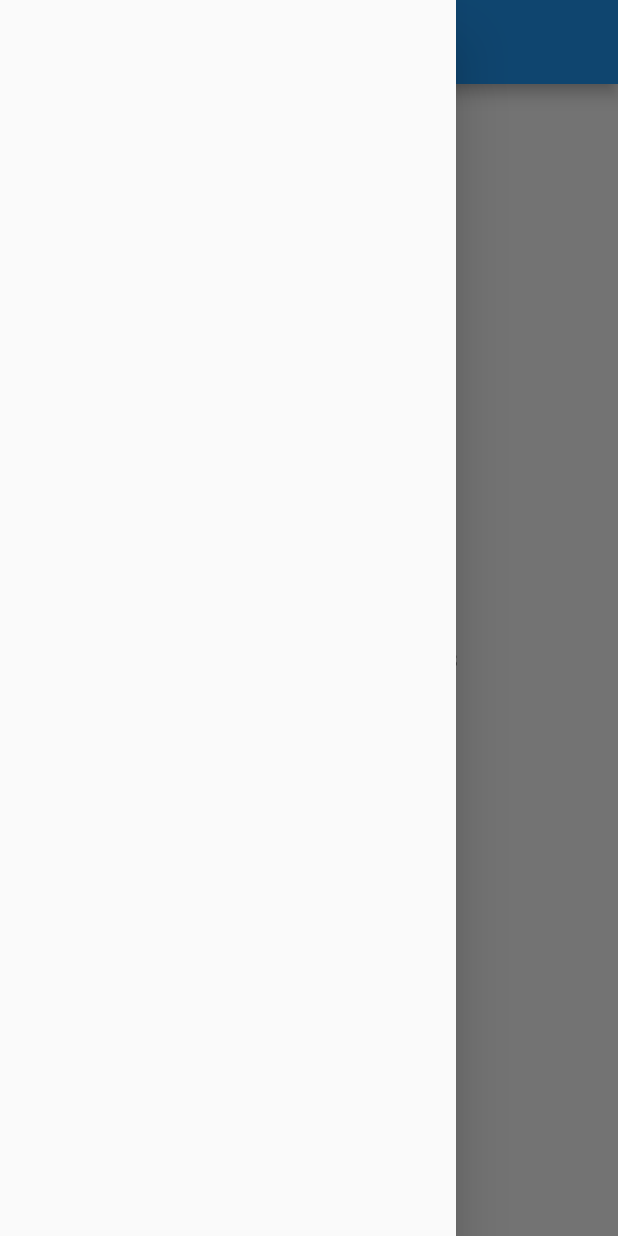
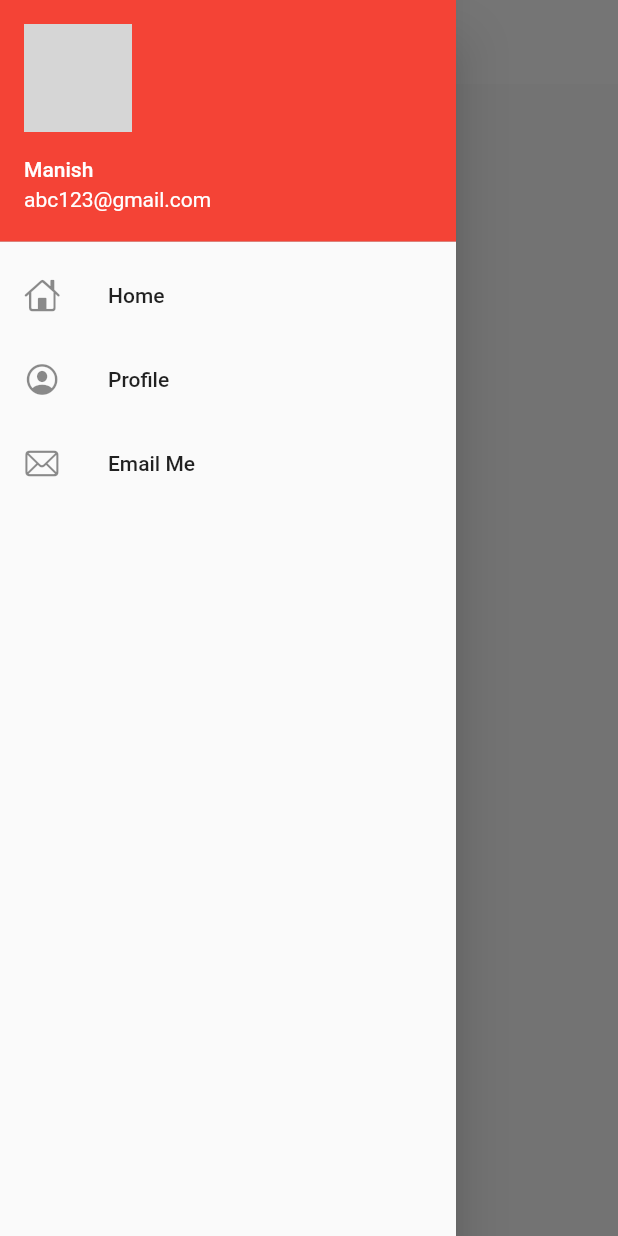
Before and after one commit to samanish003/login, a Flutter app: the screen it shows after launch, with the side drawer open, on a phone screen of 412 x 824 dp. Run offline on Flutter 3.47's test engine with Material 2 defaults, Android fonts, the phone set to English and light mode, and no system bars; network calls fail; grey boxes are pictures that could not be loaded.

Commit message:
Theme Updated

```diff
--- a/lib/main.dart
+++ /dev/null
@@ -1,18 +0,0 @@
-import 'package:flutter/material.dart';
-import 'package:untitled/screen/home.dart';
-
-
-void main() {
-  runApp(const MyApp());
-}
-class MyApp extends StatelessWidget{
-  const MyApp({Key? key}) : super(key: key);
-
-  @override
-    Widget build (BuildContext context){
-    return const MaterialApp(
-      home:  HomePage (),
-    );
-
-  }
-  }
--- a/lib/screen/home.dart
+++ b/lib/screen/home.dart
@@ -1,22 +1,26 @@
 import 'package:flutter/material.dart';
+import 'package:untitled/widgets/drawer.dart';
 
 class HomePage extends StatelessWidget {
   const HomePage({Key? key}) : super(key: key);
 
   final int days = 30;
-  final String name = "Manish123";
+  final String name = "Manish12";
 
   @override
   Widget build(BuildContext context) {
     return Scaffold (
       appBar: AppBar(
-        title: const Text("ABC"),
+
+
+        title: const Text("ABC",style: TextStyle(color: Colors.red),
+      ),
       ),
 
       body: Center(
         child: Text ("Welcome to $days days " + name),
       ),
-      drawer: Drawer(),
+      drawer: MyDrawer(),
     );
 
   }
--- /dev/null
+++ b/lib/utils/routes.dart
@@ -0,0 +1,4 @@
+class MyRoutes{
+  static String loginRoute ="/login";
+  static String homeRoute ="/home";
+}
--- /dev/null
+++ b/lib/widgets/drawer.dart
@@ -0,0 +1,47 @@
+import 'package:flutter/cupertino.dart';
+import 'package:flutter/material.dart';
+
+class MyDrawer extends StatelessWidget {
+  const MyDrawer({Key? key}) : super(key: key);
+
+  @override
+  Widget build(BuildContext context) {
+    final imageUrl =
+        "https://cdn.pixabay.com/photo/2015/10/05/22/37/blank-profile-picture-973460_1280.png";
+    return Drawer(
+      child: ListView(
+        children: [
+          DrawerHeader(
+              padding: EdgeInsets.zero,
+              child: UserAccountsDrawerHeader(
+                margin: EdgeInsets.zero,
+                decoration: BoxDecoration(
+                  color: Colors.red
+                ),
+                accountName: Text("Manish"),
+                accountEmail: Text("abc123@gmail.com"),
+                currentAccountPicture: CircleAvatar(backgroundImage: NetworkImage(imageUrl),
+
+                ),
+              ),
+          ),
+          ListTile(leading: Icon(CupertinoIcons.home
+          ),
+            title: Text("Home"
+            ),
+          ),
+          ListTile(leading: Icon(CupertinoIcons.profile_circled
+          ),
+            title: Text("Profile"
+            ),
+          ),
+          ListTile(leading: Icon(CupertinoIcons.mail
+          ),
+            title: Text("Email Me"
+            ),
+          )
+        ],
+      ),
+    );
+  }
+}
--- /dev/null
+++ b/lib/widgets/main.dart
@@ -0,0 +1,29 @@
+import 'package:flutter/material.dart';
+import 'package:untitled/screen/home.dart';
+import 'package:untitled/screen/login_page.dart';
+import 'package:untitled/utils/routes.dart';
+import 'package:untitled/widgets/themes.dart';
+
+void main() {
+  runApp(const MyApp());
+}
+
+class MyApp extends StatelessWidget {
+  const MyApp({Key? key}) : super(key: key);
+
+  @override
+  Widget build(BuildContext context) {
+    return MaterialApp(
+      theme: MyTheme.lightTheme(context),
+      darkTheme: MyTheme.darkTheme(context),
+      debugShowCheckedModeBanner: false,
+      initialRoute: "/",
+      routes: {
+        "/": (context) => HomePage(),
+        MyRoutes.homeRoute: (context) => HomePage(),
+        MyRoutes.loginRoute: (context) => LoginPage(),
+      },
+      //  home:  HomePage (),
+    );
+  }
+}
--- /dev/null
+++ b/lib/widgets/themes.dart
@@ -0,0 +1,21 @@
+import 'package:flutter/material.dart';
+
+class MyTheme{
+  static ThemeData lightTheme(BuildContext context) =>  ThemeData(
+    primarySwatch: Colors.deepPurple,
+    appBarTheme: AppBarTheme(
+      color: Colors.white,
+      elevation: 0.0,
+      iconTheme: IconThemeData(color: Colors.black),
+
+    ),
+
+  );
+  static ThemeData darkTheme(BuildContext context) =>  ThemeData(
+    brightness: Brightness.dark,
+
+
+
+
+  );
+}
```
Also changed, not shown: lib/screen/login_page.dart (added, +130 -0 lines), 1 other file.
